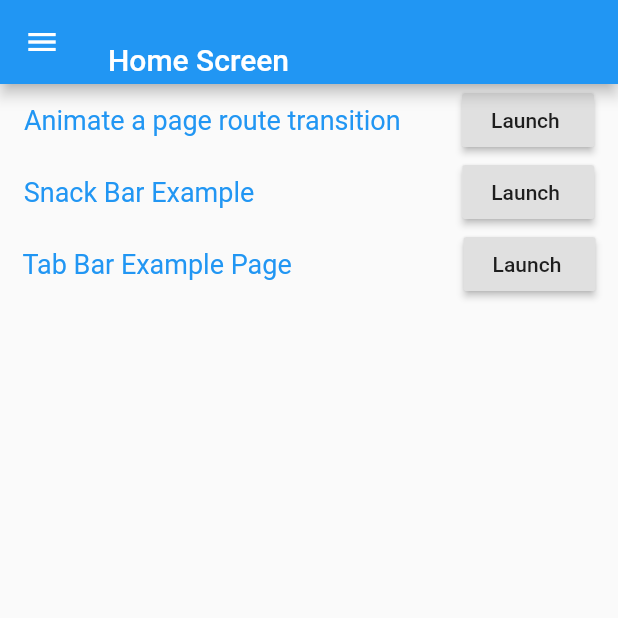
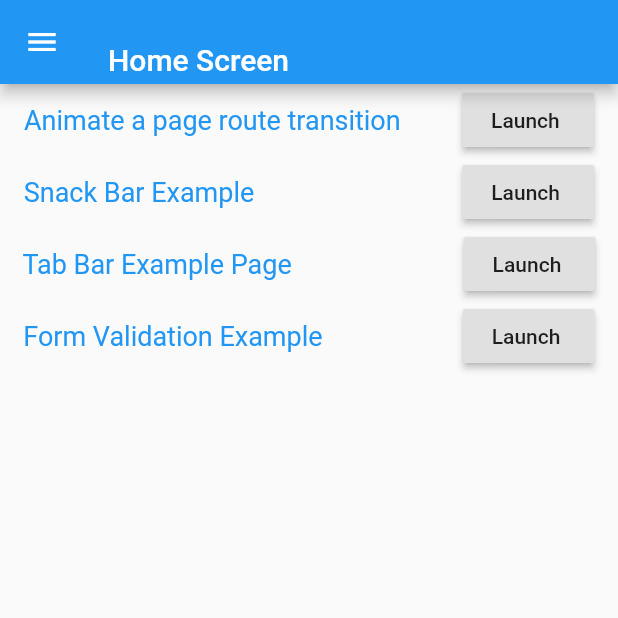
Before and after one commit to JaacielFernando/Flutter-Cook_book, a Flutter app: the screen it shows after launch, on a phone screen of 412 x 824 dp, the top half of it. Run offline on Flutter 3.47's test engine with Material 2 defaults, Android fonts, the phone set to English and light mode, and no system bars.

Commit message:
Forms/form-validation

```diff
--- a/lib/main.dart
+++ b/lib/main.dart
@@ -1,4 +1,5 @@
 import 'package:cook_book_flutter/src/pages/Animation_P1.dart';
+import 'package:cook_book_flutter/src/pages/form_validation_page.dart';
 import 'package:cook_book_flutter/src/pages/home_page.dart';
 import 'package:cook_book_flutter/src/pages/snack_bar_page.dart';
 import 'package:flutter/material.dart';
@@ -17,7 +18,8 @@ class MyApp extends StatelessWidget {
         '/': (context) => HomePage(),
         '/AnimationP1': (context) => AnimationP1(),
         '/SnackBarExample': (context) => SnackBarPage(),
-        '/TabBarExample': (context)=> TabBarDemo()
+        '/TabBarExample': (context)=> TabBarDemo(),
+        '/FormValidationE' : (context)=>  FormValidationExample(),
       },
     );
   }
--- a/lib/src/pages/home_page.dart
+++ b/lib/src/pages/home_page.dart
@@ -99,6 +99,30 @@ class HomePage extends StatelessWidget {
                   ),
                 ],
               ),
+               Row(
+                mainAxisAlignment: MainAxisAlignment.spaceAround,
+                children: <Widget>[
+                  InkWell(
+                    child: Text(
+                      'Form Validation Example              ',
+                      style: TextStyle(
+                        color: Colors.blue,
+                        fontSize: 18,
+                      ),
+                    ),
+                    onTap: () {
+                      Navigator.pushNamed(context, '/FormValidationE');
+                    },
+                  ),
+                  RaisedButton(
+                    child: Text('Launch '),
+                    onPressed: () {
+                      // Navigate to the second screen using a named route.
+                      Navigator.pushNamed(context, '/FormValidationE');
+                    },
+                  ),
+                ],
+              ),
             ],
           ),
         ),
```
Also changed, not shown: lib/src/pages/form_validation_page.dart (added, +68 -0 lines).
